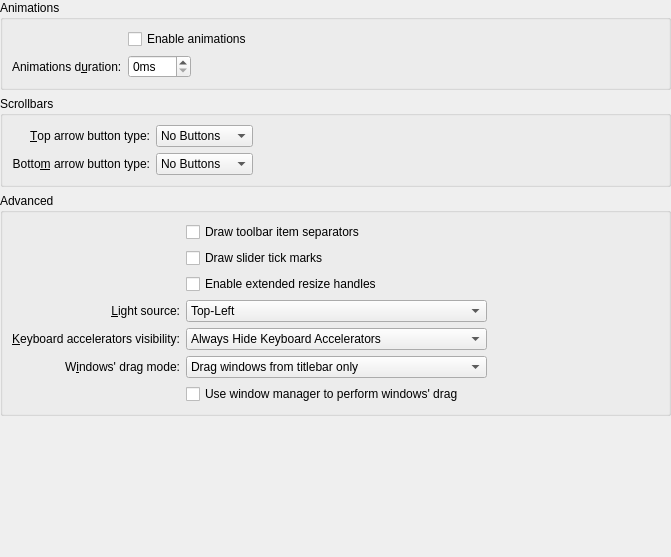
Above: kstyle/config/ui/breezestyleconfig.ui from Luwx/Lightly before the change. Below: the same form after it.
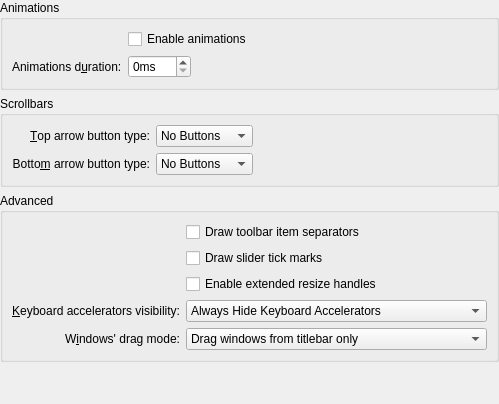
That is the form after the change. Custom widgets are drawn as their Qt base class.

Commit message: - removed 'use WM to perform drag' option from GUI (still there as hidden) - removed 'light source' option from GUI (still there as hidden) - removed WindowDragEnabled option <- covered by WindowDragMode

Diff of the .ui file:
```diff
--- a/kstyle/config/ui/breezestyleconfig.ui
+++ b/kstyle/config/ui/breezestyleconfig.ui
@@ -6,8 +6,8 @@
    <rect>
     <x>0</x>
     <y>0</y>
-    <width>671</width>
-    <height>557</height>
+    <width>464</width>
+    <height>404</height>
    </rect>
   </property>
   <property name="windowTitle">
@@ -164,13 +164,6 @@
       <string>Advanced</string>
      </property>
      <layout class="QGridLayout" name="gridLayout_3">
-      <item row="7" column="1" colspan="2">
-       <widget class="QCheckBox" name="_useWMMoveResize">
-        <property name="text">
-         <string>Use window manager to perform windows' drag</string>
-        </property>
-       </widget>
-      </item>
       <item row="5" column="0">
        <widget class="QLabel" name="_mnemonicsLabel">
         <property name="text">
@@ -255,51 +248,6 @@
         </property>
        </widget>
       </item>
-      <item row="4" column="0">
-       <widget class="QLabel" name="_lightSourceLabel">
-        <property name="text">
-         <string>&amp;Light source:</string>
-        </property>
-        <property name="alignment">
-         <set>Qt::AlignRight|Qt::AlignTrailing|Qt::AlignVCenter</set>
-        </property>
-        <property name="buddy">
-         <cstring>_lightSource</cstring>
-        </property>
-       </widget>
-      </item>
-      <item row="4" column="1" colspan="2">
-       <widget class="QComboBox" name="_lightSource">
-        <item>
-         <property name="text">
-          <string>Top-Left</string>
-         </property>
-        </item>
-        <item>
-         <property name="text">
-          <string>Top</string>
-         </property>
-        </item>
-        <item>
-         <property name="text">
-          <string>Top-Right</string>
-         </property>
-        </item>
-       </widget>
-      </item>
-      <item row="4" column="3">
-       <spacer name="horizontalSpacer_3">
-        <property name="orientation">
-         <enum>Qt::Horizontal</enum>
-        </property>
-        <property name="sizeHint" stdset="0">
-         <size>
-          <width>65</width>
-          <height>20</height>
-         </size>
-        </property>
-       </spacer>
-      </item>
       <item row="1" column="1" colspan="2">
        <widget class="QCheckBox" name="_sliderDrawTickMarks">
         <property name="text">
@@ -307,6 +255,19 @@
         </property>
        </widget>
       </item>
+      <item row="5" column="3">
+       <spacer name="horizontalSpacer_3">
+        <property name="orientation">
+         <enum>Qt::Horizontal</enum>
+        </property>
+        <property name="sizeHint" stdset="0">
+         <size>
+          <width>65</width>
+          <height>20</height>
+         </size>
+        </property>
+       </spacer>
+      </item>
      </layout>
     </widget>
    </item>
```
Left out of the diff: 2 changed lines with no effect on the pictures. The commit also changes 4 other files.
